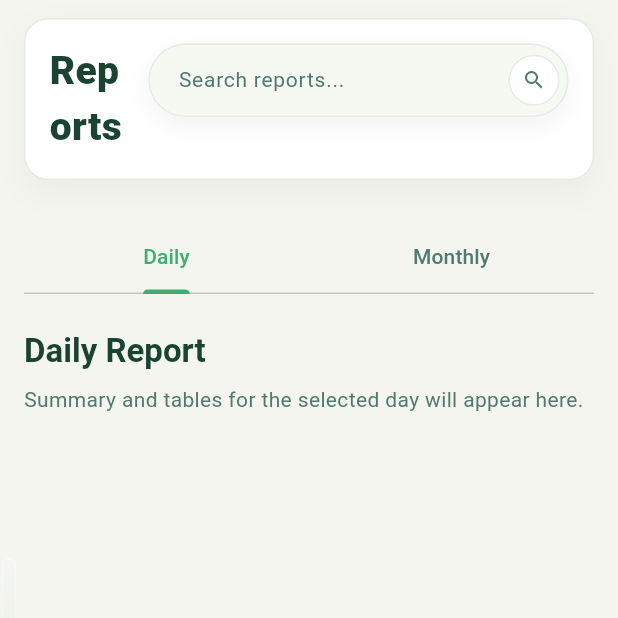
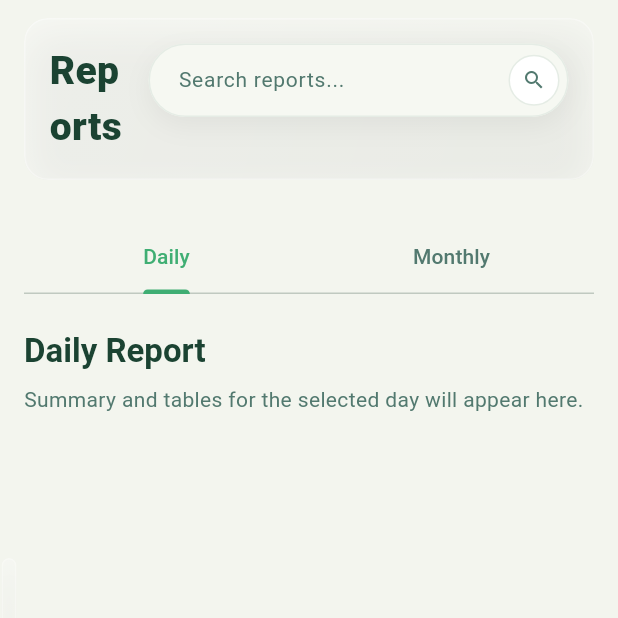
Before and after one commit to n3k00/tkt_pos, a Flutter app: the ReportsPage screen opened by its route, on a phone screen of 412 x 824 dp, the top half of it. Run offline on Flutter 3.47's test engine with Material 3 defaults, Android fonts, the phone set to English and light mode, and no system bars; our stand-ins replace drift, get, get_storage; missing offline and left inert: window_manager; accounts and stored records are empty; generated files the repository leaves out were written again.

Commit message:
ui(header): apply glassmorphism style (blurred translucent card with gradient + border)

```diff
--- a/lib/widgets/edge_drawer_opener.dart
+++ b/lib/widgets/edge_drawer_opener.dart
@@ -102,6 +102,7 @@ class _EdgeDrawerOpenerState extends State<EdgeDrawerOpener> {
                           ),
                         ),
                       ),
+                    ),
                   ),
               ],
             ),
--- a/lib/widgets/page_header.dart
+++ b/lib/widgets/page_header.dart
@@ -1,3 +1,4 @@
+import 'dart:ui';
 import 'package:flutter/material.dart';
 import 'package:get/get.dart';
 import 'package:tkt_pos/resources/colors.dart';
@@ -24,16 +25,28 @@ class PageHeader extends StatelessWidget {
   Widget build(BuildContext context) {
     return Container(
       margin: const EdgeInsets.fromLTRB(16, 12, 16, 12),
+      child: ClipRRect(
+        borderRadius: BorderRadius.circular(16),
+        child: BackdropFilter(
+          filter: ImageFilter.blur(sigmaX: 12, sigmaY: 12),
+          child: Container(
             padding: const EdgeInsets.all(16),
             decoration: BoxDecoration(
-        color: AppColor.card,
               borderRadius: BorderRadius.circular(16),
-        border: Border.all(color: AppColor.border),
+              gradient: LinearGradient(
+                begin: Alignment.topLeft,
+                end: Alignment.bottomRight,
+                colors: [
+                  Colors.white.withOpacity(0.30),
+                  Colors.white.withOpacity(0.18),
+                ],
+              ),
+              border: Border.all(color: Colors.white.withOpacity(0.35)),
               boxShadow: [
                 BoxShadow(
-            color: Colors.black.withOpacity(0.04),
-            blurRadius: 18,
-            offset: const Offset(0, 8),
+                  color: Colors.black.withOpacity(0.06),
+                  blurRadius: 22,
+                  offset: const Offset(0, 10),
                 ),
               ],
             ),
@@ -84,6 +97,9 @@ class PageHeader extends StatelessWidget {
             ),
           ],
         ],
+      ),
+          ),
+        ),
       ),
     );
   }
```
Lines whose indentation alone changed are shown as unchanged.
